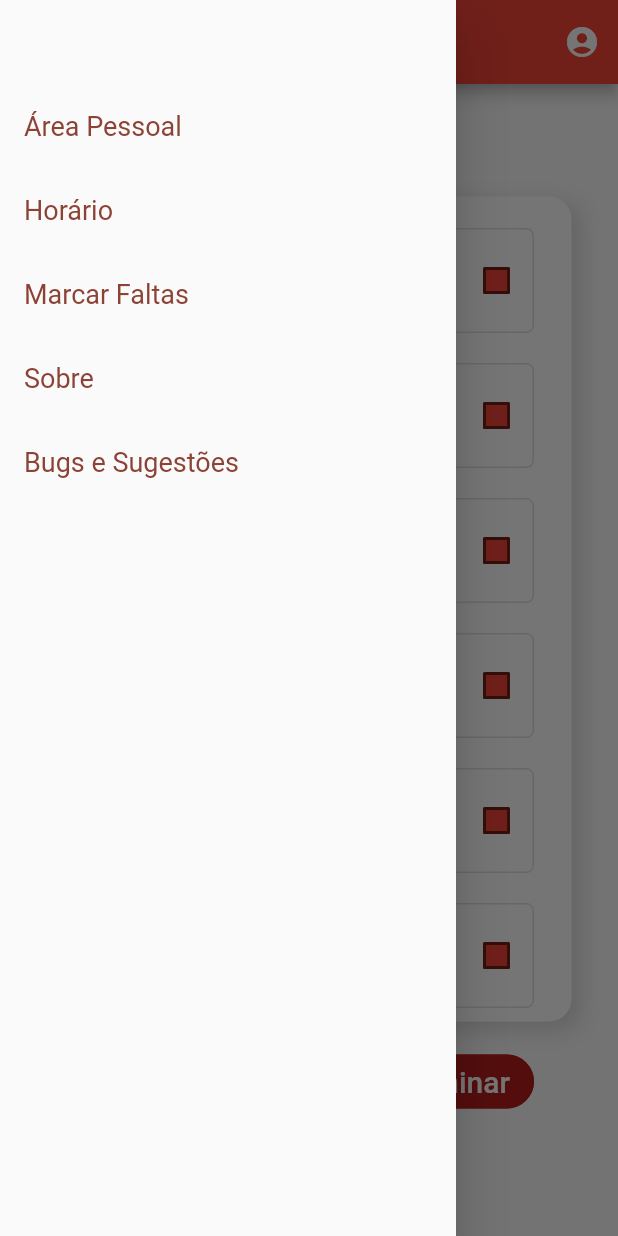
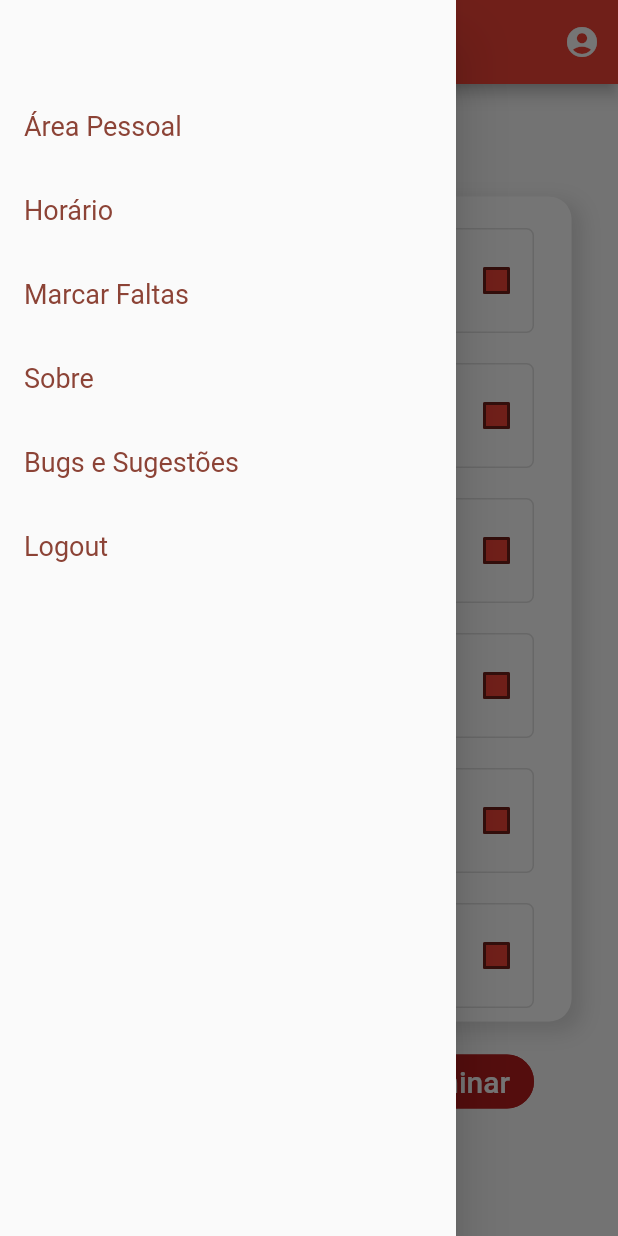
Before and after one commit to P1ntas/ESOF, a Flutter app: the TeacherScreen screen opened directly, with the side drawer open, on a phone screen of 412 x 824 dp. Run offline on Flutter 3.47's test engine with Material 2 defaults, Android fonts, the phone set to English and light mode, and no system bars; network calls fail; Roboto replaces fonts that are missing (OpenSans).

Commit message:
Added logout page

```diff
--- a/absence_counter/lib/screens/login.dart
+++ b/absence_counter/lib/screens/login.dart
@@ -54,10 +54,6 @@ class _LoginFormState extends State<LoginForm> {
   @override
   Widget build(BuildContext context) {
     return Scaffold(
-      drawer: Menu(),
-      appBar: AppBar(
-        actions: [Profile()],
-      ),
       backgroundColor: Theme.of(context).secondaryHeaderColor,
       body: Column(
         mainAxisAlignment: MainAxisAlignment.center,
--- a/absence_counter/lib/screens/teacher_main_screen/menu.dart
+++ b/absence_counter/lib/screens/teacher_main_screen/menu.dart
@@ -18,7 +18,7 @@ class Menu extends StatelessWidget {
                         fontSize: 18.0,
                         fontStyle: FontStyle.normal,
                         fontFamily: "OpenSans")),
-                onTap: () => selectedItem(context, 1),
+                onTap: () => print('Area Pessoal'),
               ),
               ListTile(
                 title: Text('Horário',
@@ -60,6 +60,16 @@ class Menu extends StatelessWidget {
                         fontFamily: "OpenSans")),
                 onTap: () => print('Bugs'),
               ),
+              ListTile(
+                title: Text('Logout',
+                    style: TextStyle(
+                        color: Colors.red.withRed(140),
+                        fontWeight: FontWeight.w400,
+                        fontSize: 18.0,
+                        fontStyle: FontStyle.normal,
+                        fontFamily: "OpenSans")),
+                onTap: () => selectedItem(context, 6),
+              ),
             ]
         )
     );
@@ -67,14 +77,14 @@ class Menu extends StatelessWidget {
 
   void selectedItem(BuildContext context, int index) {
     switch (index) {
-      case 1:
-        Navigator.of(context).push(
-            MaterialPageRoute(builder: (context) => LoginForm()));
-        break;
       case 3:
       //Navigator.of(context).push(
       //    MaterialPageRoute(builder: (context) => ClassesScreen()));
         break;
+      case 6:
+        Navigator.of(context).push(
+            MaterialPageRoute(builder: (context) => LoginForm()));
+        break;
     }
   }
 }
```
Also changed, not shown: absence_counter/lib/screens/students_main_screen/menu.dart (+15 -5 lines).
